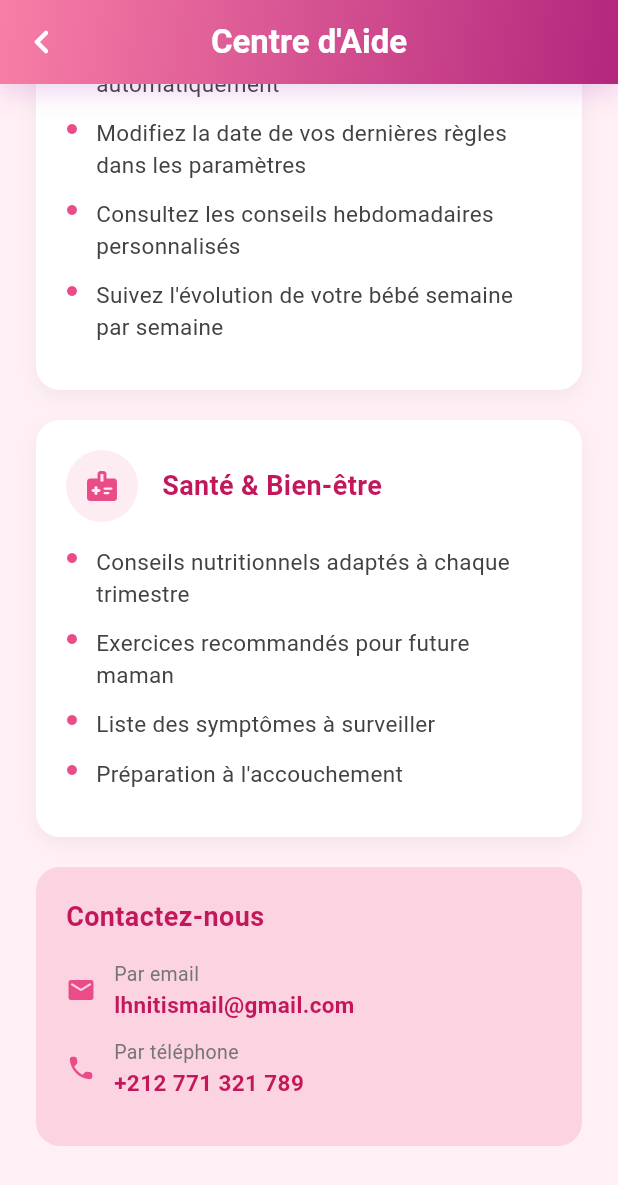
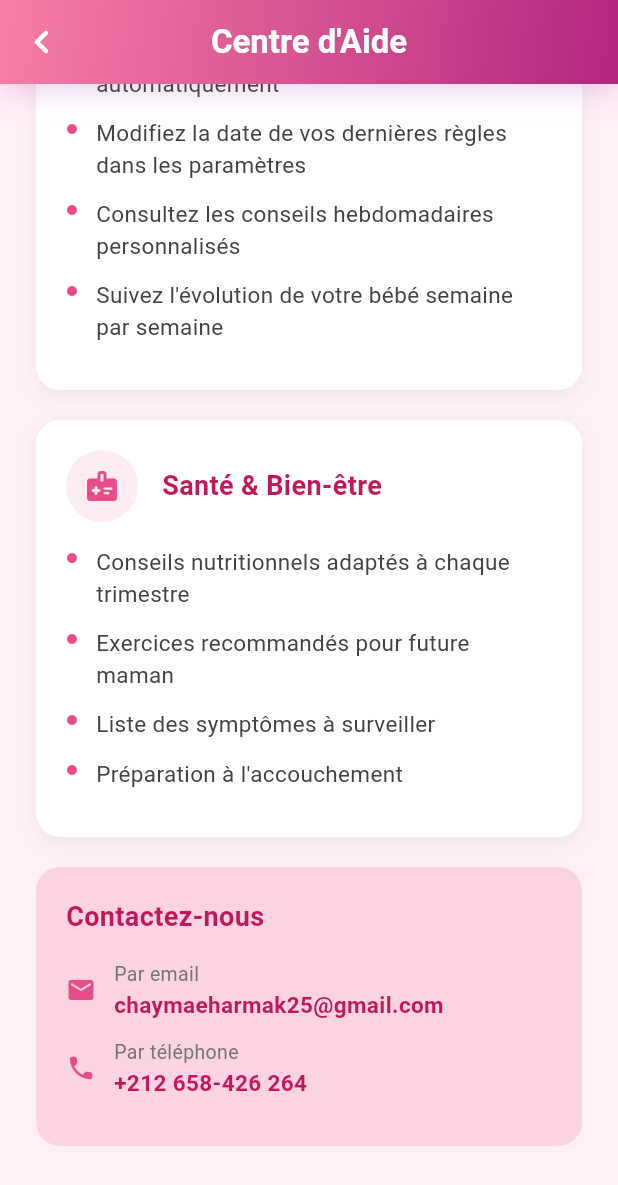
Before and after one commit to ChaymaeHA/Grossesse_Application, a Flutter app: the HelpScreen screen opened directly, scrolled down 249 dp, on a phone screen of 412 x 824 dp. Shown: the top 1185 px of the screen. Run offline on Flutter 3.47's test engine with Material 3 defaults, Android fonts, the phone set to English and light mode, and no system bars; our stand-ins replace connectivity_plus, shared_preferences; accounts and stored records are empty; Roboto replaces fonts that are missing (Tajawal).

Commit message:
Updated Contact Us

```diff
--- a/lib/screens/help_screen.dart
+++ b/lib/screens/help_screen.dart
@@ -212,13 +212,13 @@ class HelpScreen extends StatelessWidget {
             _buildContactOption(
               icon: Icons.email_rounded,
               title: 'Par email',
-              value: 'lhnitismail@gmail.com',
+              value: 'chaymaeharmak25@gmail.com',
             ),
             const SizedBox(height: 12),
             _buildContactOption(
               icon: Icons.phone_rounded,
               title: 'Par téléphone',
-              value: '+212 771 321 789',
+              value: '+212 658-426 264',
             ),
             const SizedBox(height: 12),
           ],
```
